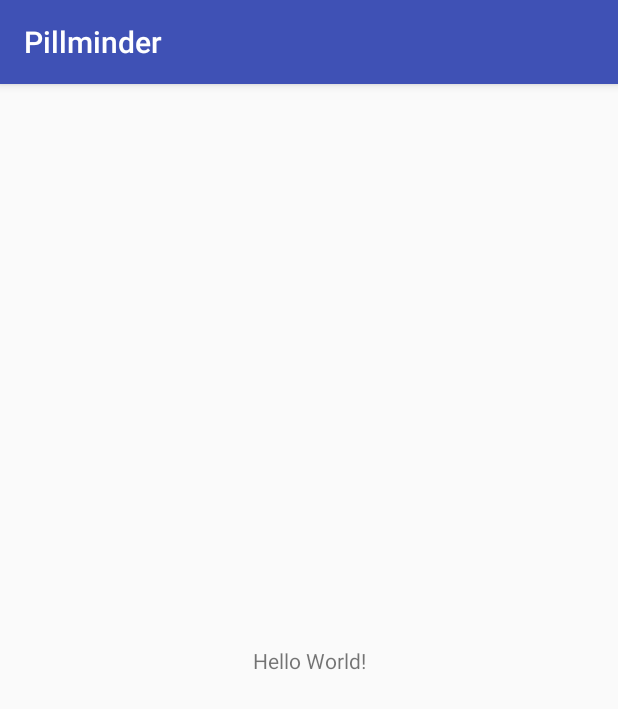
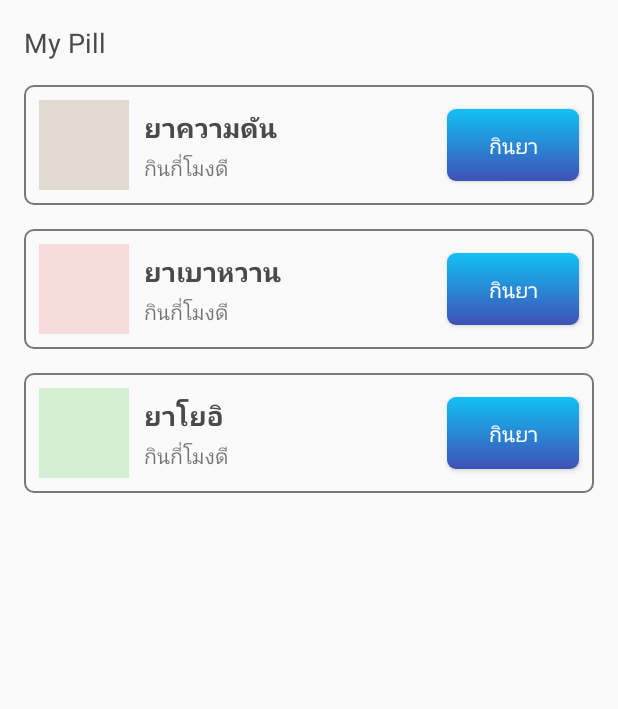
Before and after one commit to iamteerawut/se_project, an Android app: the screen it shows after launch (MainActivity), on a phone screen of 412 x 824 dp. Shown: the top 709 px of the screen. Run offline under Robolectric (Android 15) with nearby library versions, the phone set to English and light mode, and no system bars.

Commit message:
Add ui list of pills

```diff
--- /dev/null
+++ b/Pillminder/app/src/main/res/drawable/bg_button.xml
@@ -0,0 +1,13 @@
+<?xml version="1.0" encoding="utf-8"?>
+<shape xmlns:android="http://schemas.android.com/apk/res/android">
+    <corners
+    android:radius="6dp"/>
+
+    <gradient
+        android:startColor="@color/colorPrimary"
+        android:endColor="#12c0f5"
+        android:angle="90"/>
+
+    <stroke
+        android:width="0dp"/>
+</shape>
--- /dev/null
+++ b/Pillminder/app/src/main/res/drawable/layout_border.xml
@@ -0,0 +1,10 @@
+<?xml version="1.0" encoding="utf-8"?>
+<shape android:shape="rectangle" xmlns:android="http://schemas.android.com/apk/res/android">
+    <corners
+        android:radius="6dp" />
+
+    <stroke
+        android:width="1dp"
+        android:color="#787878"/>
+
+</shape>
--- a/Pillminder/app/src/main/res/layout/activity_main.xml
+++ b/Pillminder/app/src/main/res/layout/activity_main.xml
@@ -1,18 +1,189 @@
 <?xml version="1.0" encoding="utf-8"?>
-<android.support.constraint.ConstraintLayout xmlns:android="http://schemas.android.com/apk/res/android"
+<LinearLayout xmlns:android="http://schemas.android.com/apk/res/android"
     xmlns:app="http://schemas.android.com/apk/res-auto"
     xmlns:tools="http://schemas.android.com/tools"
     android:layout_width="match_parent"
     android:layout_height="match_parent"
+    android:orientation="vertical"
     tools:context="com.se.pillminder.MainActivity">
 
     <TextView
         android:layout_width="wrap_content"
         android:layout_height="wrap_content"
-        android:text="Hello World!"
-        app:layout_constraintBottom_toBottomOf="parent"
-        app:layout_constraintLeft_toLeftOf="parent"
-        app:layout_constraintRight_toRightOf="parent"
-        app:layout_constraintTop_toTopOf="parent" />
+        android:text="My Pill"
+        android:textSize="18sp"
+        android:textColor="#4a4a4a"
+        android:layout_margin="16dp"/>
 
-</android.support.constraint.ConstraintLayout>
+    <LinearLayout
+    android:layout_marginLeft="16dp"
+    android:layout_marginRight="16dp"
+    android:layout_marginBottom="16dp"
+    android:orientation="horizontal"
+    android:background="@drawable/layout_border"
+    android:layout_width="match_parent"
+    android:layout_height="80dp">
+
+        <ImageView
+            android:layout_marginLeft="10dp"
+            android:layout_gravity="center"
+            android:background="#55b1957c"
+            android:layout_width="60dp"
+            android:layout_height="60dp" />
+
+        <LinearLayout
+            android:layout_marginLeft="10dp"
+            android:layout_gravity="center"
+            android:orientation="vertical"
+            android:layout_width="wrap_content"
+            android:layout_height="wrap_content">
+
+            <TextView
+                android:text="ยาความดัน"
+                android:textSize="18sp"
+                android:textColor="#4a4a4a"
+                android:textStyle="bold"
+                android:layout_width="wrap_content"
+                android:layout_height="wrap_content" />
+
+            <TextView
+                android:layout_marginTop="4dp"
+                android:text="กินกี่โมงดี"
+                android:textSize="14sp"
+                android:layout_width="wrap_content"
+                android:layout_height="wrap_content" />
+
+        </LinearLayout>
+
+        <View
+            android:layout_gravity="center"
+            android:layout_weight="1"
+            android:layout_width="0dp"
+            android:layout_height="0dp"/>
+
+        <Button
+            android:textColor="#FFF"
+            android:background="@drawable/bg_button"
+            android:layout_marginRight="10dp"
+            android:layout_gravity="center"
+            android:text="กินยา"
+            android:layout_width="wrap_content"
+            android:layout_height="wrap_content" />
+
+    </LinearLayout>
+
+    <LinearLayout
+        android:layout_marginLeft="16dp"
+        android:layout_marginRight="16dp"
+        android:layout_marginBottom="16dp"
+        android:orientation="horizontal"
+        android:background="@drawable/layout_border"
+        android:layout_width="match_parent"
+        android:layout_height="80dp">
+
+        <ImageView
+            android:layout_marginLeft="10dp"
+            android:layout_gravity="center"
+            android:background="#44ea8888"
+            android:layout_width="60dp"
+            android:layout_height="60dp" />
+
+        <LinearLayout
+            android:layout_marginLeft="10dp"
+            android:layout_gravity="center"
+            android:orientation="vertical"
+            android:layout_width="wrap_content"
+            android:layout_height="wrap_content">
+
+            <TextView
+                android:text="ยาเบาหวาน"
+                android:textSize="18sp"
+                android:textColor="#4a4a4a"
+                android:textStyle="bold"
+                android:layout_width="wrap_content"
+                android:layout_height="wrap_content" />
+
+            <TextView
+                android:layout_marginTop="4dp"
+                android:text="กินกี่โมงดี"
+                android:textSize="14sp"
+                android:layout_width="wrap_content"
+                android:layout_height="wrap_content" />
+
+        </LinearLayout>
+
+        <View
+            android:layout_gravity="center"
+            android:layout_weight="1"
+            android:layout_width="0dp"
+            android:layout_height="0dp"/>
+
+        <Button
+            android:textColor="#FFF"
+            android:background="@drawable/bg_button"
+            android:layout_marginRight="10dp"
+            android:layout_gravity="center"
+            android:text="กินยา"
+            android:layout_width="wrap_content"
+            android:layout_height="wrap_content" />
+
+    </LinearLayout>
+
+    <LinearLayout
+        android:layout_marginLeft="16dp"
+        android:layout_marginRight="16dp"
+        android:layout_marginBottom="16dp"
+        android:orientation="horizontal"
+        android:background="@drawable/layout_border"
+        android:layout_width="match_parent"
+        android:layout_height="80dp">
+
+        <ImageView
+            android:layout_marginLeft="10dp"
+            android:layout_gravity="center"
+            android:background="#3340c140"
+            android:layout_width="60dp"
+            android:layout_height="60dp" />
+
+        <LinearLayout
+            android:layout_marginLeft="10dp"
+            android:layout_gravity="center"
+            android:orientation="vertical"
+            android:layout_width="wrap_content"
+            android:layout_height="wrap_content">
+
+            <TextView
+                android:text="ยาโยอิ"
+                android:textSize="18sp"
+                android:textColor="#4a4a4a"
+                android:textStyle="bold"
+                android:layout_width="wrap_content"
+                android:layout_height="wrap_content" />
+
+            <TextView
+                android:layout_marginTop="4dp"
+                android:text="กินกี่โมงดี"
+                android:textSize="14sp"
+                android:layout_width="wrap_content"
+                android:layout_height="wrap_content" />
+
+        </LinearLayout>
+
+        <View
+            android:layout_gravity="center"
+            android:layout_weight="1"
+            android:layout_width="0dp"
+            android:layout_height="0dp"/>
+
+        <Button
+            android:textColor="#FFF"
+            android:background="@drawable/bg_button"
+            android:layout_marginRight="10dp"
+            android:layout_gravity="center"
+            android:text="กินยา"
+            android:layout_width="wrap_content"
+            android:layout_height="wrap_content" />
+
+    </LinearLayout>
+
+</LinearLayout>
--- a/Pillminder/app/src/main/res/values/styles.xml
+++ b/Pillminder/app/src/main/res/values/styles.xml
@@ -1,7 +1,7 @@
 <resources>
 
     <!-- Base application theme. -->
-    <style name="AppTheme" parent="Theme.AppCompat.Light.DarkActionBar">
+    <style name="AppTheme" parent="Theme.AppCompat.Light.NoActionBar">
         <!-- Customize your theme here. -->
         <item name="colorPrimary">@color/colorPrimary</item>
         <item name="colorPrimaryDark">@color/colorPrimaryDark</item>
```
